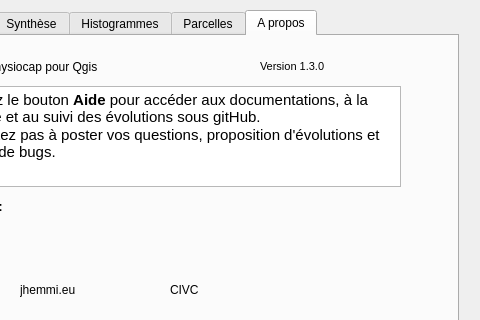
Before: the Qt Designer form Physiocap_dialog_base.ui in jhemmi/QgisPhysiocapPlugin, drawn with Qt 5; both pictures show x 92 to 572 and y 0 to 320 of the 572 by 682 pixel window.
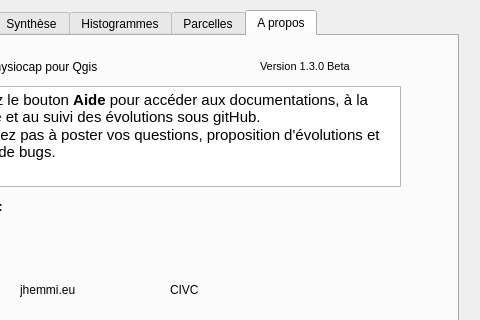
After: the same form once the commit is applied. The open tabs and pages were chosen to show the change.

Patch:
```diff
--- a/Physiocap_dialog_base.ui
+++ b/Physiocap_dialog_base.ui
@@ -1537,7 +1537,7 @@
       <rect>
        <x>350</x>
        <y>20</y>
-       <width>71</width>
+       <width>111</width>
        <height>20</height>
       </rect>
      </property>
@@ -1547,7 +1547,7 @@
       </font>
      </property>
      <property name="text">
-      <string>Version 1.3.0</string>
+      <string>Version 1.3.0 Beta</string>
      </property>
     </widget>
     <widget class="QLabel" name="label_100">
```
Left out of the diff: 4 changed lines with no effect on the pictures.
